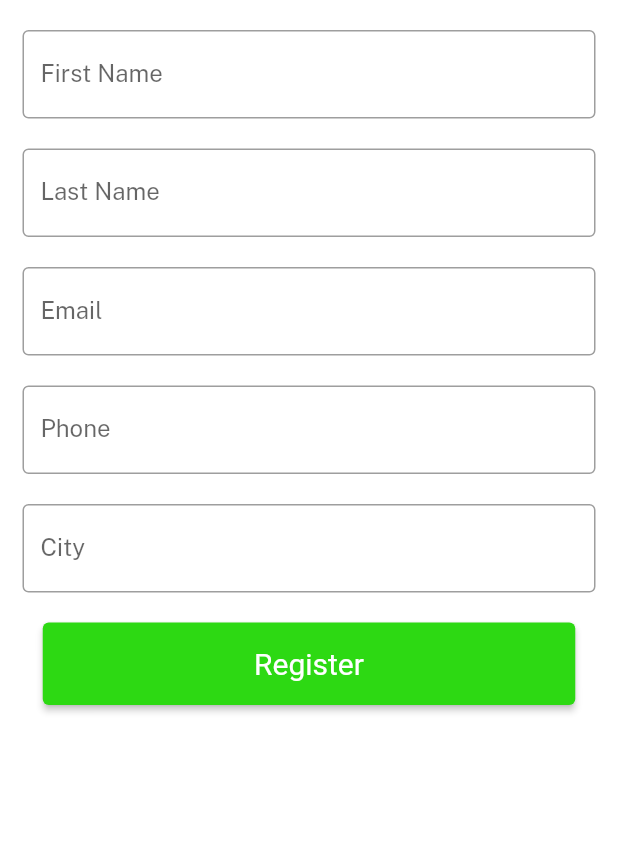
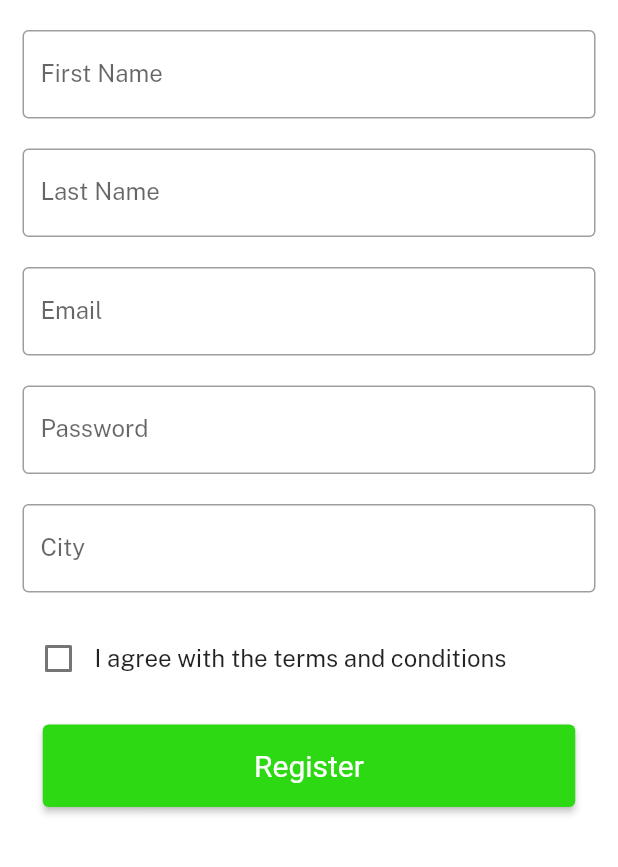
Before and after one commit to AbdullahIqbal10/Carbid_Application_FYP, a Flutter app: the screen it shows after launch, after a tap on "Register", on a phone screen of 412 x 824 dp, the part 369-1236 px from its top. Run offline on Flutter 3.47's test engine with Material 2 defaults, Android fonts, the light colour scheme and no system bars; our stand-ins replace email_validator, fluttertoast; network calls fail.

Commit message:
Email OTP validation Done

```diff
--- a/lib/main.dart
+++ b/lib/main.dart
@@ -1,9 +1,13 @@
 import 'package:carbid_app/constants.dart';
+import 'package:carbid_app/provider.dart';
 import 'package:carbid_app/screens/splash_screen.dart';
 import 'package:flutter/material.dart';
+import 'package:provider/provider.dart';
 
 void main() {
-  runApp(const MyApp());
+  runApp(MultiProvider(providers: [
+    ChangeNotifierProvider(create: (_) => EmailProvider()),
+  ], child: const MyApp()));
 }
 
 class MyApp extends StatelessWidget {
--- a/lib/provider.dart
+++ b/lib/provider.dart
@@ -13,3 +13,15 @@
 //     notifyListeners();
 //   }
 // }
+import 'package:flutter/foundation.dart';
+
+class EmailProvider with ChangeNotifier, DiagnosticableTreeMixin {
+  String _email = '';
+
+  String get email => _email;
+
+  void updateEmail(String userEmail) {
+    _email = userEmail;
+    notifyListeners();
+  }
+}
--- a/lib/screens/forgot_password.dart
+++ b/lib/screens/forgot_password.dart
@@ -38,6 +38,5 @@ class ForgotPassword extends StatelessWidget {
         ),
       ),
     );
-    ;
   }
 }
--- a/lib/screens/login_screen.dart
+++ b/lib/screens/login_screen.dart
@@ -2,11 +2,8 @@ import 'package:carbid_app/constants.dart';
 import 'package:carbid_app/screens/forgot_password.dart';
 import 'package:carbid_app/screens/nav_screen.dart';
 import 'package:carbid_app/screens/register_screen.dart';
-import 'package:carbid_app/widgets/green_button.dart';
-import 'package:carbid_app/widgets/textfeilds.dart';
 import 'package:flutter/material.dart';
 import 'package:email_validator/email_validator.dart';
-import 'home_screen.dart';
 
 class LoginScreen extends StatefulWidget {
   const LoginScreen({super.key});
@@ -98,7 +95,7 @@ class _LoginScreenState extends State<LoginScreen> {
                     ),
                   ),
                   SizedBox(height: 20),
-                  Container(
+                  SizedBox(
                       width: 355,
                       height: 55,
                       child: ElevatedButton(
@@ -118,7 +115,7 @@ class _LoginScreenState extends State<LoginScreen> {
                     ),
                   ),
                   SizedBox(height: 20),
-                  Container(
+                  SizedBox(
                       width: 355,
                       height: 55,
                       child: ElevatedButton(
--- a/lib/screens/nav_screen.dart
+++ b/lib/screens/nav_screen.dart
@@ -1,7 +1,7 @@
 import 'package:carbid_app/constants.dart';
-import 'package:carbid_app/screens/addDetails_screen.dart';
+import 'package:carbid_app/screens/ads_details_screen.dart';
 import 'package:carbid_app/screens/home_screen.dart';
-import 'package:carbid_app/screens/myAds_screen.dart';
+import 'package:carbid_app/screens/my_ads_screen.dart';
 import 'package:carbid_app/screens/offers_screen.dart';
 import 'package:carbid_app/screens/profile_screen.dart';
 import 'package:flutter/material.dart';
--- a/lib/screens/register_screen.dart
+++ b/lib/screens/register_screen.dart
@@ -1,44 +1,12 @@
-import 'package:carbid_app/screens/login_screen.dart';
+import 'package:carbid_app/provider.dart';
+import 'package:carbid_app/screens/otp_screen.dart';
+import 'package:carbid_app/screens/terms_and_conditions.dart';
 import 'package:email_validator/email_validator.dart';
 import 'package:flutter/material.dart';
 import 'package:carbid_app/constants.dart';
-
-// class RegisterScreen extends StatelessWidget {
-//   const RegisterScreen({super.key});
-
-//   @override
-//   Widget build(BuildContext context) {
-//     return SafeArea(
-//       child: Scaffold(
-//         backgroundColor: GlobalVariables.backgroundColor,
-//         appBar: AppBar(
-//           backgroundColor: GlobalVariables.kPrimaryColor,
-//           elevation: 0,
-//         ),
-//         body: SingleChildScrollView(
-//           child: Column(
-//             children: [
-//               Image(image: AssetImage('assets/images/logo.png')),
-//               Textfeilds(text: "First Name"),
-//               Textfeilds(text: "Last Name"),
-//               Textfeilds(text: "Email"),
-//               Textfeilds(text: "Phone"),
-//               Textfeilds(text: "City"),
-//               Textfeilds(text: "Zip code"),
-//               SizedBox(
-//                 height: 30,
-//               ),
-//               GreenButton(
-//                 text: "Register",
-//                 onPressed: () {},
-//               ),
-//             ],
-//           ),
-//         ),
-//       ),
-//     );
-//   }
-// }
+import 'package:carbid_app/repositories/verification_repository.dart';
+import 'package:fluttertoast/fluttertoast.dart';
+import 'package:provider/provider.dart';
 
 class RegisterScreen extends StatefulWidget {
   const RegisterScreen({Key? key}) : super(key: key);
@@ -49,19 +17,29 @@ class RegisterScreen extends StatefulWidget {
 
 class _RegisterScreenState extends State<RegisterScreen> {
   final GlobalKey<FormState> _formKey = GlobalKey<FormState>();
-  late String _firstName;
-  late String _lastName;
-  late String _email;
-  late String _phone;
-  late String _city;
-  late String _zipCode;
 
-  void _register() {
+  bool isChecked = false;
+
+  final TextEditingController _firstName = TextEditingController();
+  final TextEditingController _lastName = TextEditingController();
+  final TextEditingController _email = TextEditingController();
+  final TextEditingController _phone = TextEditingController();
+    final TextEditingController _city = TextEditingController();
+
+  void _register(String emailData) async {
     final form = _formKey.currentState;
     if (form!.validate()) {
-      // Registration logic
-      Navigator.push(
-          context, MaterialPageRoute(builder: (context) => LoginScreen()));
+      OtpRepository otpRepo = OtpRepository();
+      context.read<EmailProvider>().updateEmail(emailData);
+      print(emailData);
+      int status = await otpRepo.sendOtp(emailData);
+      if (status == 200) {
+        // ignore: use_build_context_synchronously
+        Navigator.push(context, MaterialPageRoute(builder: (context) => OtpScreen()));
+      }
+      else{
+        Fluttertoast.showToast(msg: 'Please Try Again!');
+      }
     }
   }
 
@@ -81,8 +59,7 @@ class _RegisterScreenState extends State<RegisterScreen> {
         ),
         body: SingleChildScrollView(
           child: Padding(
-                    padding:
-                        const EdgeInsets.only(top: 30, left: 15, right: 15),
+            padding: const EdgeInsets.only(top: 30, left: 15, right: 15),
             child: Form(
               key: _formKey,
               child: Column(children: [
@@ -99,7 +76,6 @@ class _RegisterScreenState extends State<RegisterScreen> {
                     }
                     return null;
                   },
-                            onSaved: (value) => _firstName = value!,
                 ),
                 SizedBox(height: 20),
                 TextFormField(
@@ -113,10 +89,10 @@ class _RegisterScreenState extends State<RegisterScreen> {
                     }
                     return null;
                   },
-                            onSaved: (value) => _lastName = value!,
                 ),
                 SizedBox(height: 20),
                 TextFormField(
+                  controller: _email,
                   decoration: InputDecoration(
                     labelText: 'Email',
                     border: OutlineInputBorder(),
@@ -130,21 +106,21 @@ class _RegisterScreenState extends State<RegisterScreen> {
                     }
                     return null;
                   },
-                            onSaved: (value) => _email = value!,
                 ),
                 SizedBox(height: 20),
                 TextFormField(
                   decoration: InputDecoration(
-                              labelText: 'Phone',
+                    labelText: 'Password',
                     border: OutlineInputBorder(),
+
                   ),
+                  obscureText: true,
                   validator: (value) {
                     if (value == null || value.isEmpty) {
-                                return 'Please enter your phone number';
+                      return 'Please enter your password';
                     }
                     return null;
                   },
-                            onSaved: (value) => _phone = value!,
                 ),
                 SizedBox(height: 20),
                 TextFormField(
@@ -158,23 +134,56 @@ class _RegisterScreenState extends State<RegisterScreen> {
                     }
                     return null;
                   },
-                            onSaved: (value) => _city = value!,
                 ),
                 SizedBox(height: 20),
-                          Container(
+                Row(
+                  children: [
+                    Checkbox(
+                      value: isChecked,
+                      onChanged: (bool? value) {
+                        setState(() {
+                          isChecked = value ?? false;
+                        });
+                      },
+                    ),
+                    GestureDetector(
+                      onTap: () {
+                        Navigator.push(
+                            context,
+                            MaterialPageRoute(
+                                builder: (context) =>
+                                    TermsAndConditionsScreen()));
+                      },
+                      child: Text(
+                        'I agree with the terms and conditions',
+                        style: TextStyle(
+                            overflow: TextOverflow.fade, fontSize: 16),
+                      ),
+                    ),
+                  ],
+                ),
+                SizedBox(height: 20),
+                SizedBox(
                     width: 355,
                     height: 55,
                     child: ElevatedButton(
                       style: ElevatedButton.styleFrom(
-                                    backgroundColor:
-                                        GlobalVariables.kPrimaryColor,
+                          backgroundColor: GlobalVariables.kPrimaryColor,
                           textStyle: TextStyle(
                             fontSize: 20,
                           )),
-                                onPressed: _register,
+                      onPressed: () {
+                        print(_email.value.text.toString());
+                        _register(_email.value.text.toString());
+                      },
                       child: Text('Register'),
                     )),
                 SizedBox(height: 20),
-                        ]))))));
+              ]),
+            ),
+          ),
+        ),
+      ),
+    );
   }
 }
--- a/lib/widgets/green_button.dart
+++ b/lib/widgets/green_button.dart
@@ -1,8 +1,5 @@
 import 'package:carbid_app/constants.dart';
-import 'package:flutter/gestures.dart';
 import 'package:flutter/material.dart';
-import 'package:flutter/src/widgets/framework.dart';
-import 'package:flutter/src/widgets/container.dart';
 
 class GreenButton extends StatelessWidget {
   final String text;
@@ -11,7 +8,7 @@ class GreenButton extends StatelessWidget {
 
   @override
   Widget build(BuildContext context) {
-    return Container(
+    return SizedBox(
         width: 355,
         height: 55,
         child: ElevatedButton(
--- a/pubspec.yaml
+++ b/pubspec.yaml
@@ -39,6 +39,7 @@ dependencies:
   email_validator: ^2.1.17
   provider: ^6.0.1
   http: ^0.13.5
+  fluttertoast: ^8.2.1
 
 dev_dependencies:
   flutter_test:
```
Also changed, not shown: lib/repositories/verification_repository.dart (+4 -4 lines), lib/screens/home_screen.dart (+18 -18 lines), lib/screens/otp_screen.dart (added, +117 -0 lines), lib/screens/terms_and_conditions.dart (added, +70 -0 lines), lib/screens/ads_details_screen.dart (renamed from lib/screens/addDetails_screen.dart), lib/screens/my_ads_screen.dart (renamed from lib/screens/myAds_screen.dart), pubspec.lock. Lines whose indentation alone changed are shown as unchanged.
